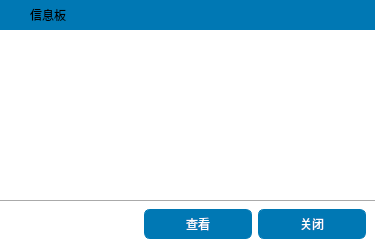
Old version of the form InfoBoard.ui in the repository RunnanZhang/MagicAssistant.
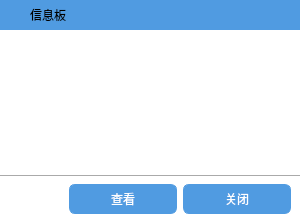
New version of the form. Icons and pictures are not drawn.

The edit to the form file:
```diff
--- a/InfoBoard.ui
+++ b/InfoBoard.ui
@@ -6,8 +6,8 @@
    <rect>
     <x>0</x>
     <y>0</y>
-    <width>375</width>
-    <height>245</height>
+    <width>300</width>
+    <height>220</height>
    </rect>
   </property>
   <property name="windowTitle">
@@ -19,11 +19,11 @@
 }
 
 QWidget#titleBar {
-background: #0078b4;
+background: #509be1;
 }
 
 QLabel#label {
-background: #0078b4;
+background: #509be1;
 }
 
 QTextEdit {
@@ -32,7 +32,7 @@
 
 QToolButton {
 border:none;
-background: #0078b4;
+background: #509be1;
 }
 QToolButton#closeBtn:hover {
 border: none;
@@ -44,9 +44,9 @@
 }
 
 QPushButton {
-border: 1px solid #0078b4;
+border: 1px solid #509be1;
 border-radius: 6px;
-background-color: #0078b4;
+background-color: #509be1;
 color: white;
 min-width: 
 }
@@ -199,12 +199,6 @@
          <iconset resource="resource.qrc">
           <normaloff>:/images/close.png</normaloff>:/images/close.png</iconset>
         </property>
-        <property name="iconSize">
-         <size>
-          <width>24</width>
-          <height>24</height>
-         </size>
-        </property>
        </widget>
       </item>
      </layout>
@@ -215,7 +209,7 @@
      <property name="font">
       <font>
        <family>微软雅黑</family>
-       <pointsize>12</pointsize>
+       <pointsize>10</pointsize>
       </font>
      </property>
      <property name="verticalScrollBarPolicy">
@@ -228,7 +222,7 @@
       <string>&lt;!DOCTYPE HTML PUBLIC &quot;-//W3C//DTD HTML 4.0//EN&quot; &quot;http://www.w3.org/TR/REC-html40/strict.dtd&quot;&gt;
 &lt;html&gt;&lt;head&gt;&lt;meta name=&quot;qrichtext&quot; content=&quot;1&quot; /&gt;&lt;style type=&quot;text/css&quot;&gt;
 p, li { white-space: pre-wrap; }
-&lt;/style&gt;&lt;/head&gt;&lt;body style=&quot; font-family:'微软雅黑'; font-size:12pt; font-weight:400; font-style:normal;&quot;&gt;
+&lt;/style&gt;&lt;/head&gt;&lt;body style=&quot; font-family:'微软雅黑'; font-size:10pt; font-weight:400; font-style:normal;&quot;&gt;
 &lt;p align=&quot;center&quot; style=&quot;-qt-paragraph-type:empty; margin-top:0px; margin-bottom:0px; margin-left:0px; margin-right:0px; -qt-block-indent:0; text-indent:0px; font-family:'SimSun'; font-size:9pt;&quot;&gt;&lt;br /&gt;&lt;/p&gt;&lt;/body&gt;&lt;/html&gt;</string>
      </property>
     </widget>
```
Left out of the diff: 6 changed lines with no effect on the pictures.
